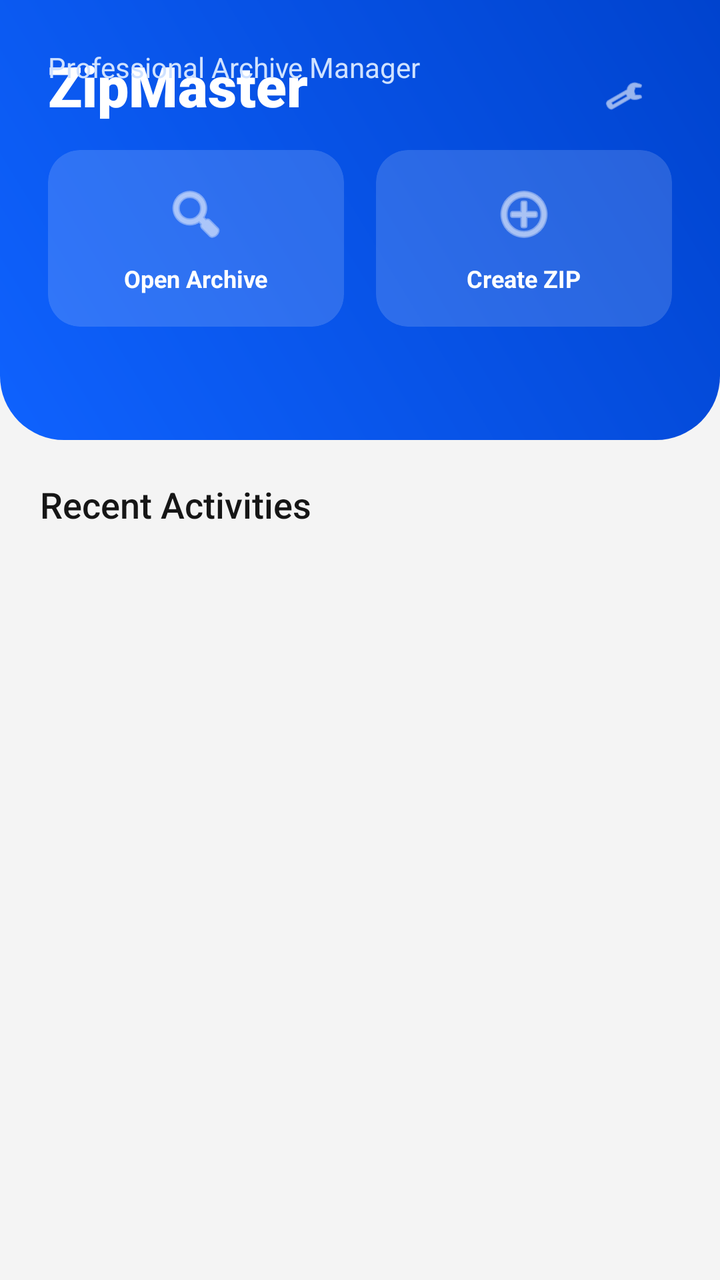
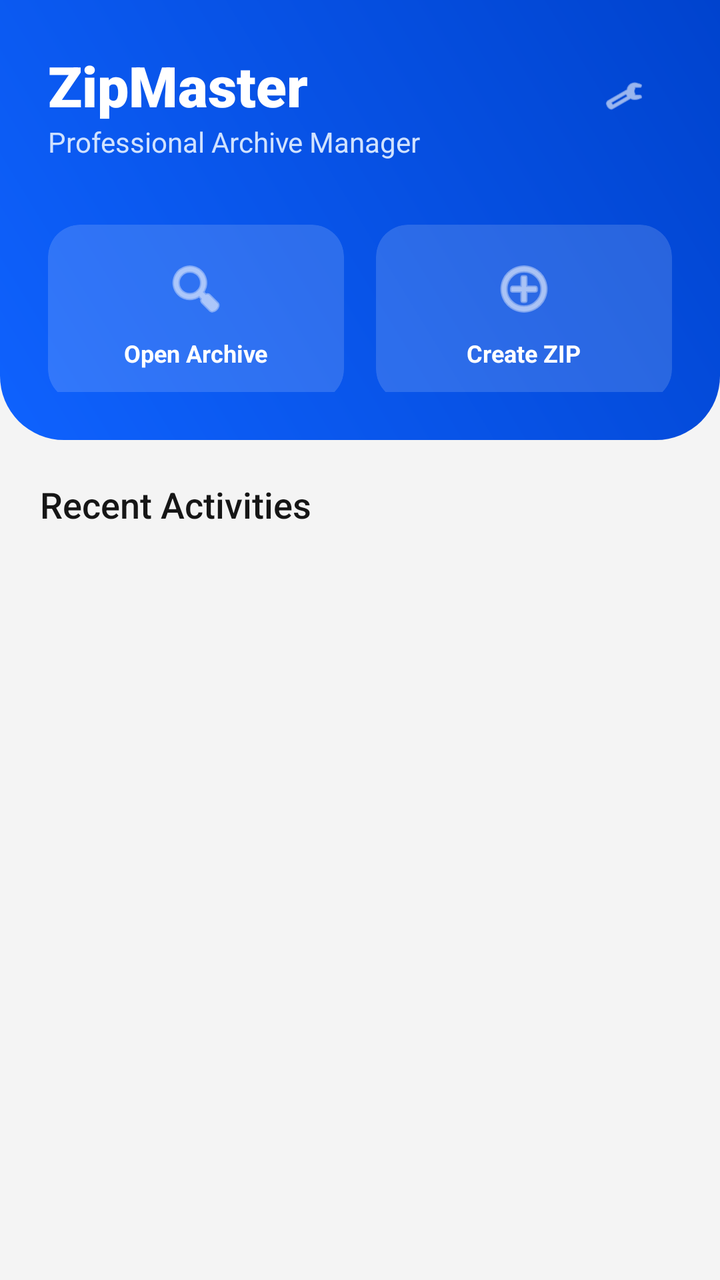

Before-and-after screenshots of an Android layout around one commit, followed by the original layout XML and the change that was made.
<!-- AndroidManifest.xml: activity theme Theme.ZipMaster -->
<!-- res/layout/activity_main.xml -->
<?xml version="1.0" encoding="utf-8"?>
<androidx.coordinatorlayout.widget.CoordinatorLayout xmlns:android="http://schemas.android.com/apk/res/android"
    xmlns:app="http://schemas.android.com/apk/res-auto"
    xmlns:tools="http://schemas.android.com/tools"
    android:layout_width="match_parent"
    android:layout_height="match_parent"
    android:background="@color/background"
    tools:context=".MainActivity">

    <com.google.android.material.appbar.AppBarLayout
        android:layout_width="match_parent"
        android:layout_height="wrap_content"
        android:background="@android:color/transparent"
        app:elevation="0dp">

        <androidx.constraintlayout.widget.ConstraintLayout
            android:layout_width="match_parent"
            android:layout_height="220dp"
            android:background="@drawable/bg_header_gradient"
            android:padding="24dp">

            <TextView
                android:id="@+id/tvGreeting"
                android:layout_width="wrap_content"
                android:layout_height="wrap_content"
                android:text="ZipMaster"
                android:textColor="@color/on_primary"
                android:textSize="28sp"
                android:fontFamily="sans-serif-black"
                app:layout_constraintStart_toStartOf="parent"
                app:layout_top_toTopOf="parent" />

            <TextView
                android:id="@+id/tvSubTitle"
                android:layout_width="wrap_content"
                android:layout_height="wrap_content"
                android:text="Professional Archive Manager"
                android:textColor="#D0E2FF"
                android:textSize="14sp"
                app:layout_constraintStart_toStartOf="parent"
                app:layout_top_toBottomOf="@id/tvGreeting" />

            <com.google.android.material.button.MaterialButton
                android:id="@+id/btnSettings"
                style="@style/Widget.Material3.Button.IconButton"
                android:layout_width="48dp"
                android:layout_height="48dp"
                app:icon="@android:drawable/ic_menu_preferences"
                app:iconTint="@color/on_primary"
                app:layout_constraintEnd_toEndOf="parent"
                app:layout_top_toTopOf="parent" />

            <LinearLayout
                android:layout_width="match_parent"
                android:layout_height="wrap_content"
                android:layout_marginTop="32dp"
                android:orientation="horizontal"
                app:layout_constraintTop_toBottomOf="@id/tvSubTitle">

                <com.google.android.material.card.MaterialCardView
                    android:id="@+id/cardOpen"
                    android:layout_width="0dp"
                    android:layout_height="wrap_content"
                    android:layout_marginEnd="8dp"
                    android:layout_weight="1"
                    app:cardBackgroundColor="#26FFFFFF"
                    app:cardCornerRadius="16dp"
                    app:cardElevation="0dp"
                    app:strokeWidth="0dp">

                    <LinearLayout
                        android:layout_width="match_parent"
                        android:layout_height="wrap_content"
                        android:gravity="center"
                        android:orientation="vertical"
                        android:padding="16dp">

                        <ImageView
                            android:layout_width="32dp"
                            android:layout_height="32dp"
                            android:src="@android:drawable/ic_menu_search"
                            app:tint="@color/on_primary" />

                        <TextView
                            android:layout_width="wrap_content"
                            android:layout_height="wrap_content"
                            android:layout_marginTop="8dp"
                            android:text="@string/open_archive"
                            android:textColor="@color/on_primary"
                            android:textSize="12sp"
                            android:textStyle="bold" />
                    </LinearLayout>
                </com.google.android.material.card.MaterialCardView>

                <com.google.android.material.card.MaterialCardView
                    android:id="@+id/cardCreate"
                    android:layout_width="0dp"
                    android:layout_height="wrap_content"
                    android:layout_marginStart="8dp"
                    android:layout_weight="1"
                    app:cardBackgroundColor="#26FFFFFF"
                    app:cardCornerRadius="16dp"
                    app:cardElevation="0dp"
                    app:strokeWidth="0dp">

                    <LinearLayout
                        android:layout_width="match_parent"
                        android:layout_height="wrap_content"
                        android:gravity="center"
                        android:orientation="vertical"
                        android:padding="16dp">

                        <ImageView
                            android:layout_width="32dp"
                            android:layout_height="32dp"
                            android:src="@android:drawable/ic_menu_add"
                            app:tint="@color/on_primary" />

                        <TextView
                            android:layout_width="wrap_content"
                            android:layout_height="wrap_content"
                            android:layout_marginTop="8dp"
                            android:text="@string/create_zip"
                            android:textColor="@color/on_primary"
                            android:textSize="12sp"
                            android:textStyle="bold" />
                    </LinearLayout>
                </com.google.android.material.card.MaterialCardView>
            </LinearLayout>
        </androidx.constraintlayout.widget.ConstraintLayout>
    </com.google.android.material.appbar.AppBarLayout>

    <androidx.core.widget.NestedScrollView
        android:layout_width="match_parent"
        android:layout_height="match_parent"
        app:layout_behavior="@string/appbar_scrolling_view_behavior">

        <LinearLayout
            android:layout_width="match_parent"
            android:layout_height="wrap_content"
            android:orientation="vertical"
            android:padding="20dp">

            <TextView
                android:layout_width="wrap_content"
                android:layout_height="wrap_content"
                android:layout_marginBottom="12dp"
                android:text="@string/recent_activities"
                android:textColor="@color/on_surface"
                android:textSize="18sp"
                android:fontFamily="sans-serif-medium" />

            <androidx.recyclerview.widget.RecyclerView
                android:id="@+id/rvHistory"
                android:layout_width="match_parent"
                android:layout_height="wrap_content"
                android:nestedScrollingEnabled="false"
                tools:listitem="@layout/item_history" />

        </LinearLayout>
    </androidx.core.widget.NestedScrollView>

</androidx.coordinatorlayout.widget.CoordinatorLayout>
<!-- res/layout/item_history.xml (included above) -->
<?xml version="1.0" encoding="utf-8"?>
<com.google.android.material.card.MaterialCardView xmlns:android="http://schemas.android.com/apk/res/android"
    xmlns:app="http://schemas.android.com/apk/res-auto"
    android:layout_width="match_parent"
    android:layout_height="wrap_content"
    android:layout_marginBottom="12dp"
    app:cardCornerRadius="16dp"
    app:cardElevation="2dp"
    app:strokeWidth="0dp">

    <androidx.constraintlayout.widget.ConstraintLayout
        android:layout_width="match_parent"
        android:layout_height="wrap_content"
        android:padding="16dp">

        <View
            android:id="@+id/viewTypeIndicator"
            android:layout_width="4dp"
            android:layout_height="0dp"
            android:background="@color/primary"
            app:layout_constraintBottom_toBottomOf="parent"
            app:layout_constraintStart_toStartOf="parent"
            app:layout_constraintTop_toTopOf="parent" />

        <ImageView
            android:id="@+id/ivIcon"
            android:layout_width="48dp"
            android:layout_height="48dp"
            android:layout_marginStart="12dp"
            android:background="@color/accent_blue"
            android:padding="10dp"
            android:src="@android:drawable/ic_menu_save"
            app:layout_constraintBottom_toBottomOf="parent"
            app:layout_constraintStart_toEndOf="@id/viewTypeIndicator"
            app:layout_constraintTop_toTopOf="parent"
            app:shapeAppearanceOverlay="@style/ShapeAppearance.ZipMaster.Medium" />

        <TextView
            android:id="@+id/tvFileName"
            android:layout_width="0dp"
            android:layout_height="wrap_content"
            android:layout_marginStart="16dp"
            android:layout_marginEnd="16dp"
            android:ellipsize="middle"
            android:fontFamily="sans-serif-medium"
            android:maxLines="1"
            android:textColor="@color/on_surface"
            android:textSize="16sp"
            app:layout_constraintEnd_toStartOf="@id/ivStatus"
            app:layout_constraintStart_toEndOf="@id/ivIcon"
            app:layout_constraintTop_toTopOf="parent" />

        <TextView
            android:id="@+id/tvDetails"
            android:layout_width="0dp"
            android:layout_height="wrap_content"
            android:layout_marginTop="4dp"
            android:textColor="#6F6F6F"
            android:textSize="12sp"
            app:layout_constraintEnd_toEndOf="@id/tvFileName"
            app:layout_constraintStart_toStartOf="@id/tvFileName"
            app:layout_constraintTop_toBottomOf="@id/tvFileName" />

        <ImageView
            android:id="@+id/ivStatus"
            android:layout_width="24dp"
            android:layout_height="24dp"
            app:layout_constraintBottom_toBottomOf="parent"
            app:layout_constraintEnd_toEndOf="parent"
            app:layout_constraintTop_toTopOf="parent" />

    </androidx.constraintlayout.widget.ConstraintLayout>
</com.google.android.material.card.MaterialCardView>
<!-- resources referenced by this layout -->
<resources>
  <color name="accent_blue">#D0E2FF</color>
  <color name="background">#F4F4F4</color>
  <color name="on_primary">#FFFFFF</color>
  <color name="on_surface">#161616</color>
  <color name="primary">#0F62FE</color>
  <!-- drawable bg_header_gradient (drawable) -->
  <?xml version="1.0" encoding="utf-8"?>
  <shape xmlns:android="http://schemas.android.com/apk/res/android">
      <gradient
          android:startColor="#0F62FE"
          android:endColor="#0043CE"
          android:angle="45" />
      <corners android:bottomLeftRadius="32dp" android:bottomRightRadius="32dp" />
  </shape>
  <string name="create_zip">Create ZIP</string>
  <string name="open_archive">Open Archive</string>
  <string name="recent_activities">Recent Activities</string>
  <style name="ShapeAppearance.ZipMaster.Medium" parent="ShapeAppearance.Material3.MediumComponent">
          <item name="cornerSize">16dp</item>
      </style>
  <style name="Theme.ZipMaster" parent="Theme.Material3.DayNight.NoActionBar">
          <item name="colorPrimary">@color/primary</item>
          <item name="colorOnPrimary">@color/on_primary</item>
          <item name="android:windowBackground">@color/background</item>
          <item name="android:statusBarColor">@color/background</item>
          <item name="android:windowLightStatusBar">true</item>
          
          
          <item name="shapeAppearanceSmallComponent">@style/ShapeAppearance.ZipMaster.Small</item>
          <item name="shapeAppearanceMediumComponent">@style/ShapeAppearance.ZipMaster.Medium</item>
          <item name="shapeAppearanceLargeComponent">@style/ShapeAppearance.ZipMaster.Large</item>
      </style>
  <style name="ShapeAppearance.ZipMaster.Small" parent="ShapeAppearance.Material3.SmallComponent">
          <item name="cornerSize">8dp</item>
      </style>
  <style name="ShapeAppearance.ZipMaster.Large" parent="ShapeAppearance.Material3.LargeComponent">
          <item name="cornerSize">24dp</item>
      </style>
</resources>

<!-- the commit's change to res/layout/activity_main.xml (unified diff, before → after) -->
@@ -28,7 +28,7 @@
                 android:textSize="28sp"
                 android:fontFamily="sans-serif-black"
                 app:layout_constraintStart_toStartOf="parent"
-                app:layout_top_toTopOf="parent" />
+                app:layout_constraintTop_toTopOf="parent" />
 
             <TextView
                 android:id="@+id/tvSubTitle"
@@ -38,7 +38,7 @@
                 android:textColor="#D0E2FF"
                 android:textSize="14sp"
                 app:layout_constraintStart_toStartOf="parent"
-                app:layout_top_toBottomOf="@id/tvGreeting" />
+                app:layout_constraintTop_toBottomOf="@id/tvGreeting" />
 
             <com.google.android.material.button.MaterialButton
                 android:id="@+id/btnSettings"
@@ -48,7 +48,7 @@
                 app:icon="@android:drawable/ic_menu_preferences"
                 app:iconTint="@color/on_primary"
                 app:layout_constraintEnd_toEndOf="parent"
-                app:layout_top_toTopOf="parent" />
+                app:layout_constraintTop_toTopOf="parent" />
 
             <LinearLayout
                 android:layout_width="match_parent"
